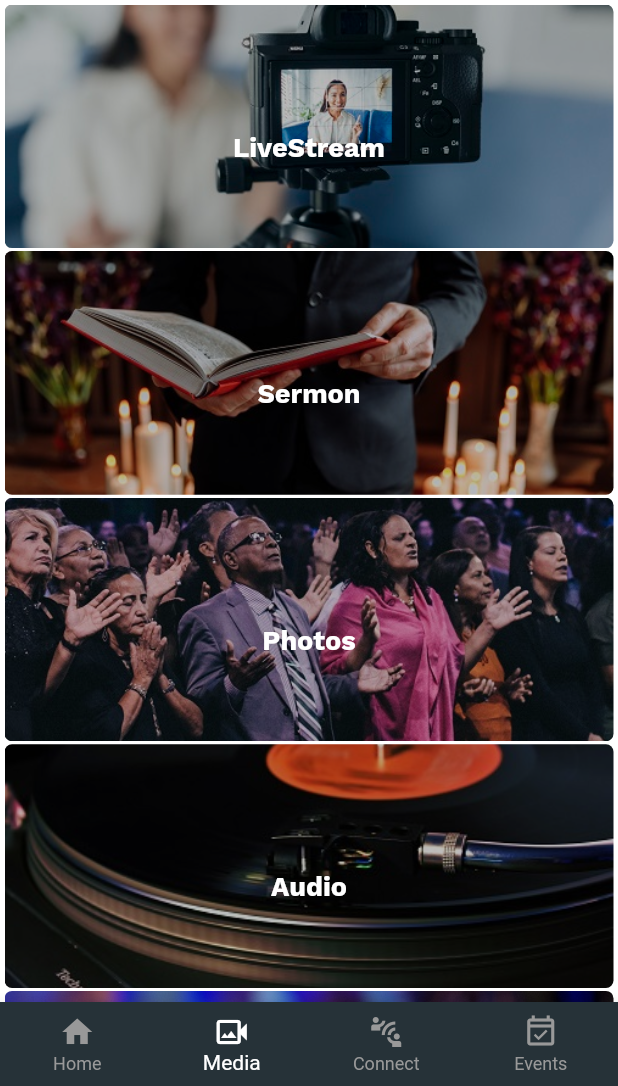
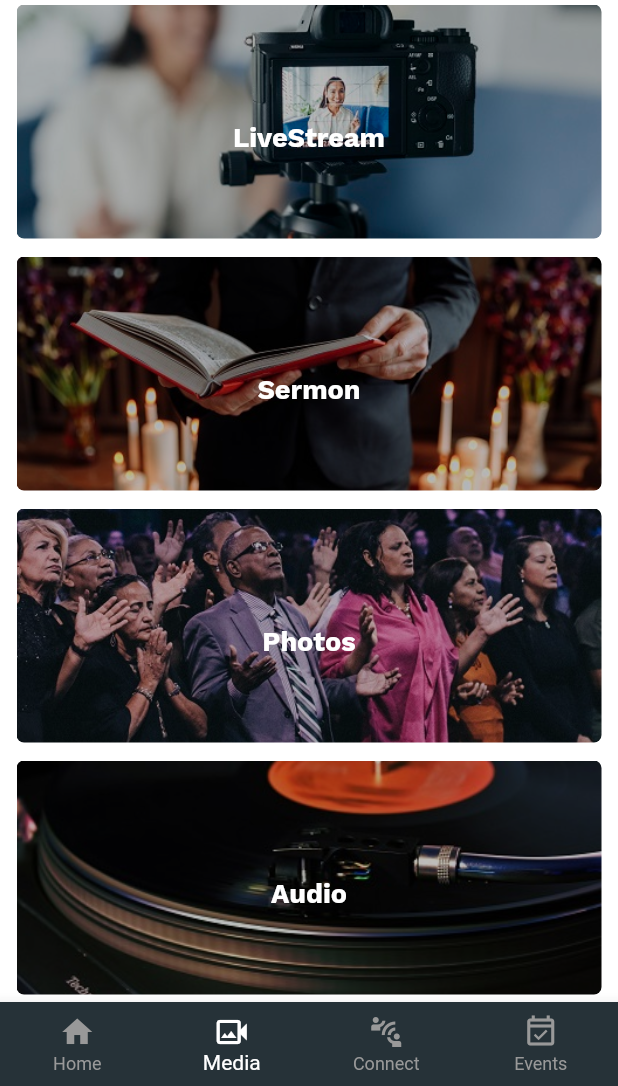
Before and after one commit to faithpays/tcc_toronto_mobile_app, a Flutter app: the HomePageItem screen opened directly, item 2 of the bottom bar chosen, on a phone screen of 412 x 824 dp, the part 150-1236 px from its top. Run offline on Flutter 3.47's test engine with Material 2 defaults, Android fonts, the phone set to English and light mode, and no system bars; drawn by our look-alikes of pull_to_refresh; our stand-ins replace better_player, cached_network_image, dio, email_validator, event_bus, file_picker and 25 more; missing offline and left inert: apple_sign_in, audiofileplayer, bottom_navigation_badge, clipboard, dynamic_text_highlighting, expandable_group and 12 more; accounts and stored records are empty; generated files the repository leaves out were written again; network calls fail.

Commit message:
minor fix

```diff
--- a/lib/screens/ConnectScreen.dart
+++ b/lib/screens/ConnectScreen.dart
@@ -25,7 +25,7 @@ class _ConnectScreenState extends State<ConnectScreen> {
     Connect(title: "Life Group", image: "assets/images/lifegroup.jpg"),
     Connect(title: "Ministries", image: "assets/images/ministries.jpg"),
     Connect(title: "Worship Guide", image: "assets/images/worship.jpg"),
-    Connect(title: "Prayer Request", image: "assets/images/prayer-request.jpg"),
+    Connect(title: "Prayer Request", image: "assets/images/pexels1.jpg"),
     Connect(title: "Locations", image: "assets/images/location.jpg"),
     Connect(title: "Share Testimony", image: "assets/images/testimony.jpg"),
   ];
--- a/lib/screens/DevotionalScreen.dart
+++ b/lib/screens/DevotionalScreen.dart
@@ -267,7 +267,7 @@ class _BranchesPageBodyState extends State<DevotionalsPageBody> {
                       Center(child: CupertinoActivityIndicator()),
                   errorWidget: (context, url, error) => Center(
                       child: Image.asset(
-                    Img.get('devotionals.jpg'),
+                    Img.get('devotionals.jpeg'),
                     fit: BoxFit.fill,
                     width: double.infinity,
                     height: double.infinity,
--- a/lib/screens/Home.dart
+++ b/lib/screens/Home.dart
@@ -430,7 +430,7 @@ class HomePageBody extends StatelessWidget {
                       title: "Bible",
                       thumbnail: "",
                       useAssetsImage: true,
-                      assetsImage: "assets/images/bible.jpg",
+                      assetsImage: "assets/images/Bible-4.jpg",
                       callback: () {
                         Navigator.of(context).pushNamed(BibleScreen.routeName);
                       },
--- a/lib/screens/MediaScreen.dart
+++ b/lib/screens/MediaScreen.dart
@@ -34,15 +34,17 @@ class _MediaScreenState extends State<MediaScreen> {
   ];
   @override
   Widget build(BuildContext context) {
-    return Container(
+    return Padding(
+      padding: const EdgeInsets.only(left: 8.0, right: 8.0),
+      child: Container(
         child: GridView.builder(
           itemCount: _conect.length,
           scrollDirection: Axis.vertical,
           padding: EdgeInsets.all(3),
           gridDelegate: SliverGridDelegateWithFixedCrossAxisCount(
               crossAxisCount: 1,
-            crossAxisSpacing: 1.0,
-            mainAxisSpacing: 2.0,
+              crossAxisSpacing: 5.0,
+              mainAxisSpacing: 12.0,
               childAspectRatio: 2.5),
           itemBuilder: (BuildContext context, int index) {
             return InkWell(
@@ -97,7 +99,8 @@ class _MediaScreenState extends State<MediaScreen> {
                     Navigator.of(context).pushNamed(LivestreamsPlayer.routeName,
                         arguments: ScreenArguements(
                           position: 0,
-                        items: Provider.of<HomeProvider>(context, listen: false)
+                          items:
+                              Provider.of<HomeProvider>(context, listen: false)
                                   .data['livestream'],
                           itemsList: [],
                         ));
@@ -124,6 +127,7 @@ class _MediaScreenState extends State<MediaScreen> {
             );
           },
         ),
+      ),
     );
   }
 }
--- a/lib/screens/MinistryItemScreen.dart
+++ b/lib/screens/MinistryItemScreen.dart
@@ -14,7 +14,8 @@ class MinistryItemScreen extends StatelessWidget {
       appBar: AppBar(
         title: Text(ministries.name),
       ),
-      body: Container(
+      body: SingleChildScrollView(
+        child: Container(
           // decoration: BoxDecoration(color: Colors.white),
           child: Column(
             children: <Widget>[
@@ -181,6 +182,7 @@ class MinistryItemScreen extends StatelessWidget {
             ],
           ),
         ),
+      ),
     );
   }
 }
```
Also changed, not shown: lib/MyApp.dart (+32 -26 lines), lib/screens/EventsScreen.dart (+7 -1 lines), lib/screens/PhotosScreen.dart (+7 -4 lines), assets/images/Bible-4.jpg (added), lib/i18n/strings.g.dart, 2 other files. Lines whose indentation alone changed are shown as unchanged.
